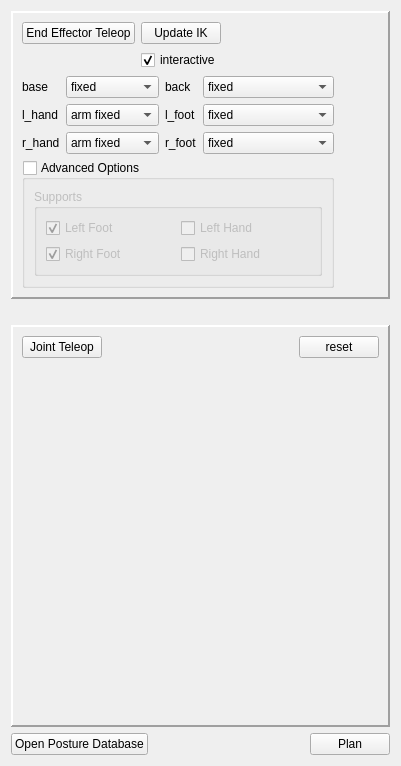
First picture: the form in software/ddapp/src/app/ddTeleopPanel.ui, repository openhumanoids/oh-distro, before the edit.
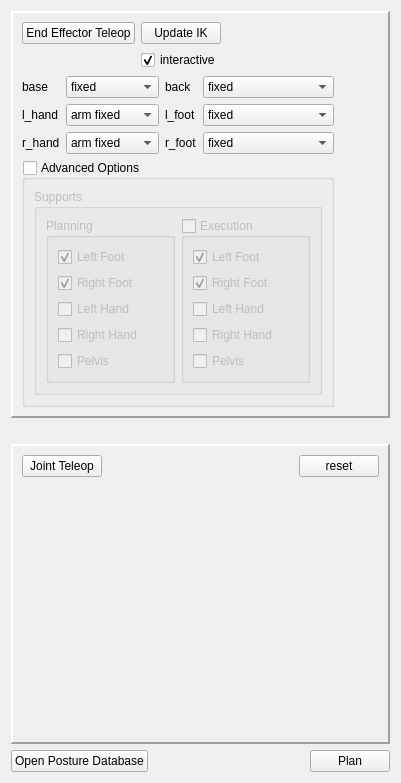
Second picture: the form after the edit.

Commit message:
Improve support checkboxes in teleop panel
Now there are two sets: planning and execution.

Diff of the .ui file:
```diff
--- a/software/ddapp/src/app/ddTeleopPanel.ui
+++ b/software/ddapp/src/app/ddTeleopPanel.ui
@@ -304,9 +304,15 @@
            <property name="title">
             <string>Supports</string>
            </property>
-           <layout class="QGridLayout" name="gridLayout_2">
-            <item row="0" column="0">
-             <widget class="QCheckBox" name="leftFootSupportCheckbox">
+           <layout class="QHBoxLayout" name="horizontalLayout">
+            <item>
+             <widget class="QGroupBox" name="groupBox">
+              <property name="title">
+               <string>Planning</string>
+              </property>
+              <layout class="QVBoxLayout" name="verticalLayout_2">
+               <item>
+                <widget class="QCheckBox" name="leftFootPlanningSupportCheckbox">
               <property name="text">
                <string>Left Foot</string>
               </property>
@@ -315,16 +321,65 @@
               </property>
              </widget>
             </item>
-            <item row="0" column="1">
-             <widget class="QCheckBox" name="leftHandSupportCheckbox">
+               <item>
+                <widget class="QCheckBox" name="rightFootPlanningSupportCheckbox">
               <property name="text">
+                  <string>Right Foot</string>
+                 </property>
+                 <property name="checked">
+                  <bool>true</bool>
+                 </property>
+                </widget>
+               </item>
+               <item>
+                <widget class="QCheckBox" name="leftHandPlanningSupportCheckbox">
+                 <property name="text">
                <string>Left Hand</string>
               </property>
              </widget>
             </item>
-            <item row="1" column="0">
-             <widget class="QCheckBox" name="rightFootSupportCheckbox">
+               <item>
+                <widget class="QCheckBox" name="rightHandPlanningSupportCheckbox">
               <property name="text">
+                  <string>Right Hand</string>
+                 </property>
+                </widget>
+               </item>
+               <item>
+                <widget class="QCheckBox" name="pelvisPlanningSupportCheckbox">
+                 <property name="text">
+                  <string>Pelvis</string>
+                 </property>
+                </widget>
+               </item>
+              </layout>
+             </widget>
+            </item>
+            <item>
+             <widget class="QGroupBox" name="executionSupportCheckbox">
+              <property name="title">
+               <string>Execution</string>
+              </property>
+              <property name="checkable">
+               <bool>true</bool>
+              </property>
+              <property name="checked">
+               <bool>false</bool>
+              </property>
+              <layout class="QVBoxLayout" name="verticalLayout_3">
+               <item>
+                <widget class="QCheckBox" name="leftFootExecutionSupportCheckbox">
+                 <property name="text">
+                  <string>Left Foot</string>
+                 </property>
+                 <property name="checked">
+                  <bool>true</bool>
+                 </property>
+                </widget>
+               </item>
+               <item>
+                <widget class="QCheckBox" name="rightFootExecutionSupportCheckbox">
+                 <property name="text">
                <string>Right Foot</string>
               </property>
               <property name="checked">
@@ -332,11 +387,28 @@
               </property>
              </widget>
             </item>
-            <item row="1" column="1">
-             <widget class="QCheckBox" name="rightHandSupportCheckbox">
+               <item>
+                <widget class="QCheckBox" name="leftHandExecutionSupportCheckbox">
               <property name="text">
+                  <string>Left Hand</string>
+                 </property>
+                </widget>
+               </item>
+               <item>
+                <widget class="QCheckBox" name="rightHandExecutionSupportCheckbox">
+                 <property name="text">
                <string>Right Hand</string>
               </property>
+                </widget>
+               </item>
+               <item>
+                <widget class="QCheckBox" name="pelvisExecutionSupportCheckbox">
+                 <property name="text">
+                  <string>Pelvis</string>
+                 </property>
+                </widget>
+               </item>
+              </layout>
              </widget>
             </item>
            </layout>
```
Lines whose indentation alone changed are shown as unchanged. The commit also changes 5 other files.
